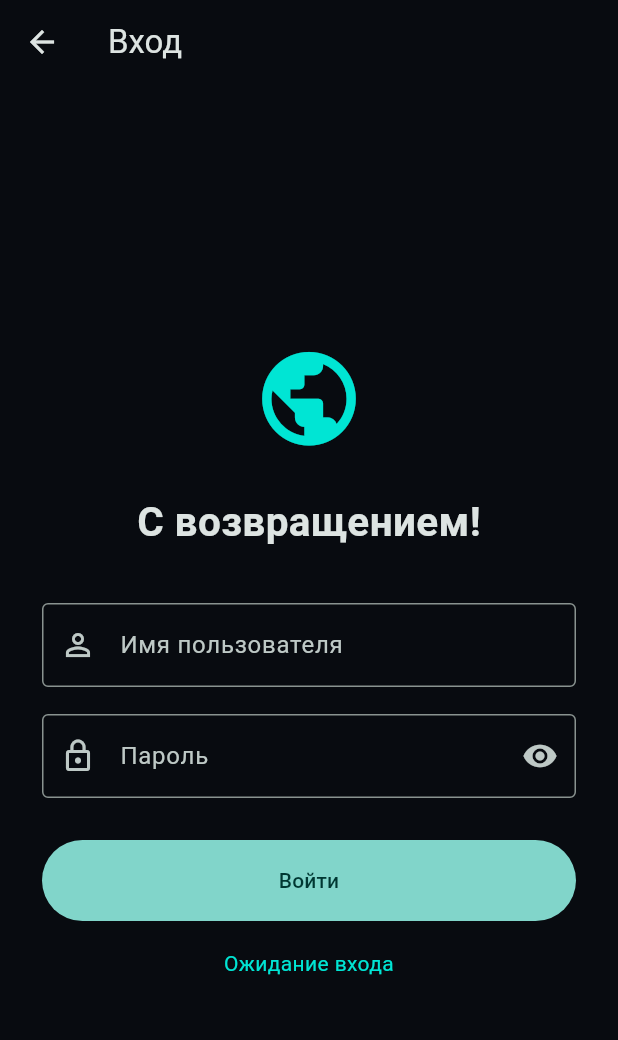
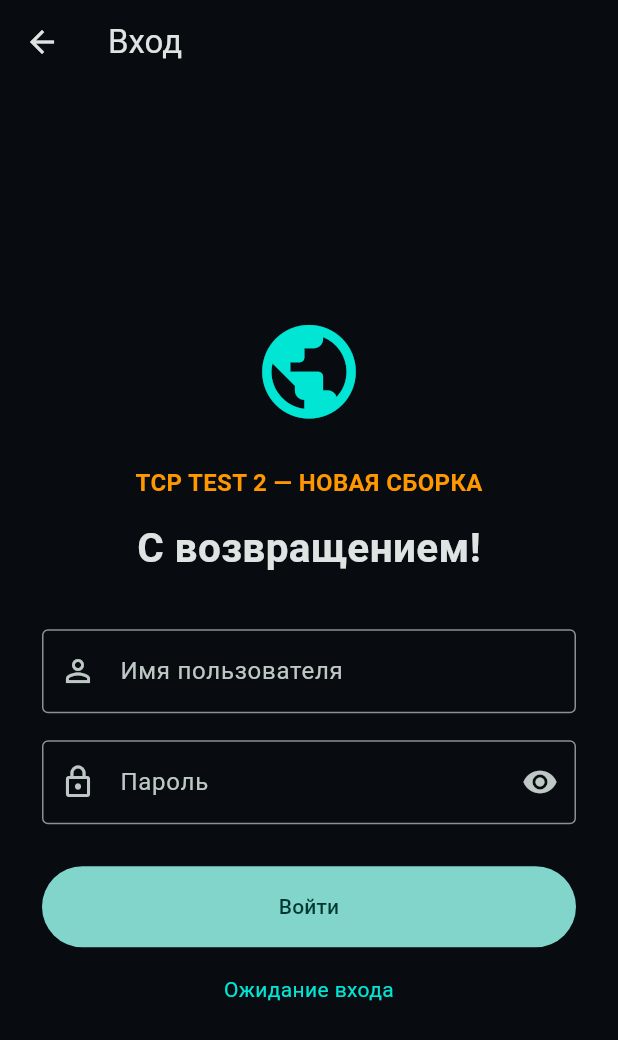
Before and after one commit to ramazandzanbekov974-blip/WORLD-MESSENGER, a Flutter app: the screen it shows after launch, after a tap on "Войти", on a phone screen of 412 x 824 dp. Shown: the top 1040 px of the screen. Run offline on Flutter 3.47's test engine with Material 3 defaults, Android fonts, the phone set to English and light mode, and no system bars; our stand-ins replace shared_preferences.

Commit message:
Add visible TCP TEST 2 build marker

```diff
--- a/app/lib/screens/login_screen.dart
+++ b/app/lib/screens/login_screen.dart
@@ -71,6 +71,15 @@ class _LoginScreenState extends State<LoginScreen> {
               const Icon(Icons.public, size: 75, color: Color(0xFF00E5D4)),
               const SizedBox(height: 25),
               const Text(
+                'TCP TEST 2 — НОВАЯ СБОРКА',
+                style: TextStyle(
+                  color: Colors.orange,
+                  fontSize: 16,
+                  fontWeight: FontWeight.bold,
+                ),
+              ),
+              const SizedBox(height: 12),
+              const Text(
                 'С возвращением!',
                 style: TextStyle(fontSize: 27, fontWeight: FontWeight.bold),
               ),
```
